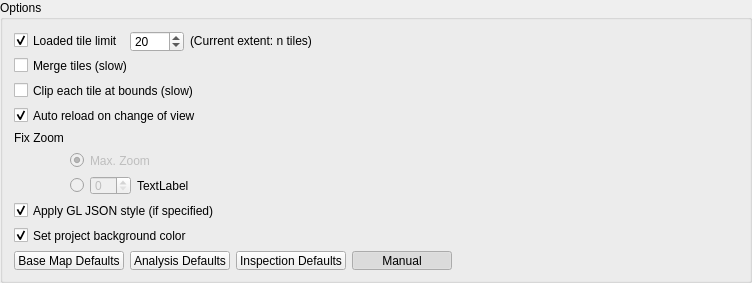
Qt form ui/options.ui (geometalab/Vector-Tiles-Reader-QGIS-Plugin) before a commit.
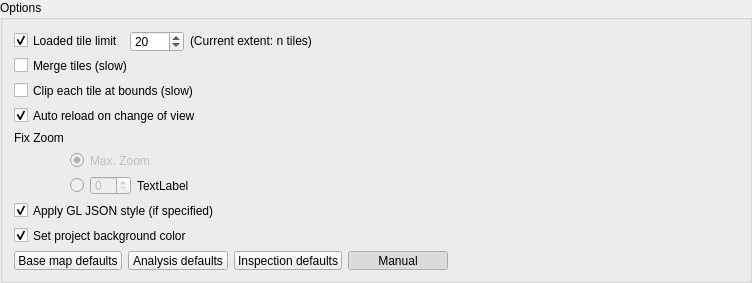
The same form after that commit.

Commit message: texts updated on connections dialog

Patch:
```diff
--- a/ui/options.ui
+++ b/ui/options.ui
@@ -198,7 +198,7 @@
         </size>
        </property>
        <property name="text">
-        <string>Base Map Defaults</string>
+        <string>Base map defaults</string>
        </property>
        <property name="checkable">
         <bool>true</bool>
@@ -220,7 +220,7 @@
         </size>
        </property>
        <property name="text">
-        <string>Analysis Defaults</string>
+        <string>Analysis defaults</string>
        </property>
        <property name="checkable">
         <bool>true</bool>
@@ -239,7 +239,7 @@
         </size>
        </property>
        <property name="text">
-        <string>Inspection Defaults</string>
+        <string>Inspection defaults</string>
        </property>
        <property name="checkable">
         <bool>true</bool>
```
The commit also changes 5 other files.
